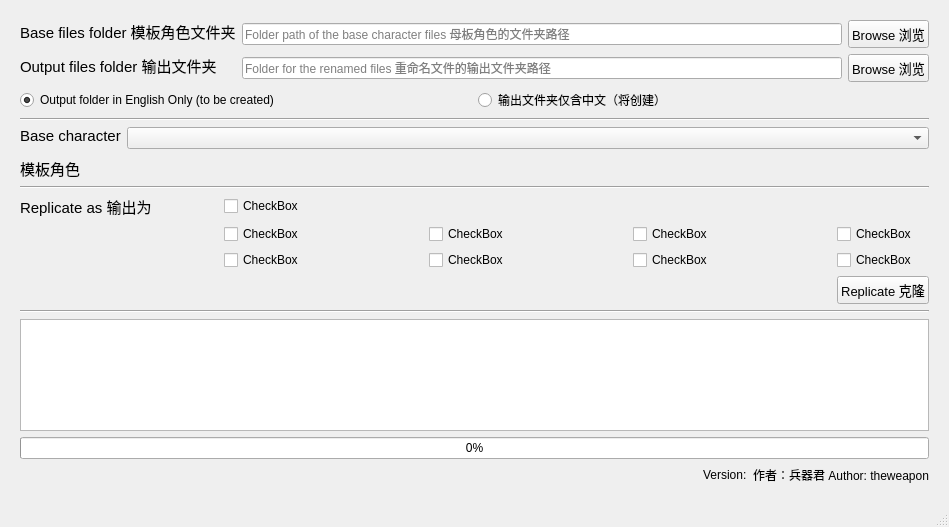
Above: gui_NRCharReplicate.ui from shintheweapon/NR-Character-Replicator before the change. Below: the same form after it.
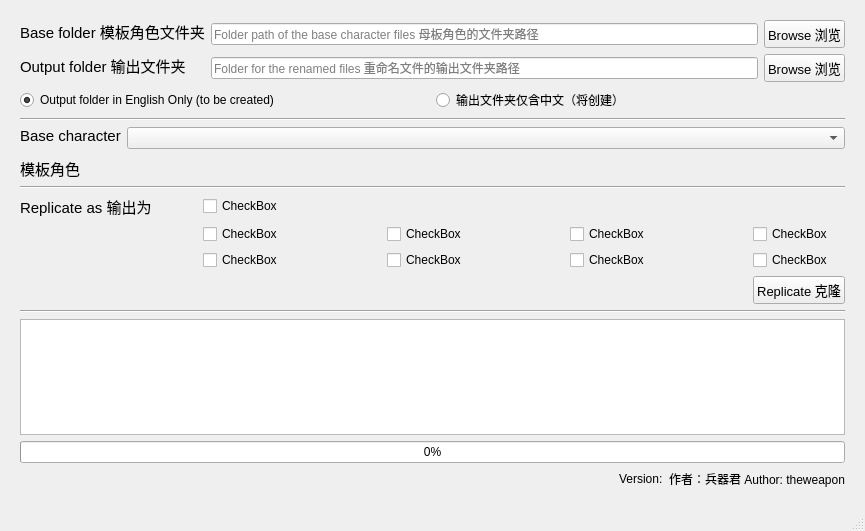
That is the form after the change.

Commit message: Readme upate

The edit to the form file:
```diff
--- a/gui_NRCharReplicate.ui
+++ b/gui_NRCharReplicate.ui
@@ -9,8 +9,8 @@
    <rect>
     <x>0</x>
     <y>0</y>
-    <width>949</width>
-    <height>527</height>
+    <width>865</width>
+    <height>531</height>
    </rect>
   </property>
   <property name="sizePolicy">
@@ -104,7 +104,7 @@
          </font>
         </property>
         <property name="text">
-         <string>&lt;html&gt;&lt;head/&gt;&lt;body&gt;&lt;p&gt;Base files folder 模板角色文件夹&lt;/p&gt;&lt;/body&gt;&lt;/html&gt;</string>
+         <string>&lt;html&gt;&lt;head/&gt;&lt;body&gt;&lt;p&gt;Base folder 模板角色文件夹&lt;/p&gt;&lt;/body&gt;&lt;/html&gt;</string>
         </property>
         <property name="textFormat">
          <enum>Qt::RichText</enum>
@@ -174,7 +174,7 @@
          </font>
         </property>
         <property name="text">
-         <string>&lt;html&gt;&lt;head/&gt;&lt;body&gt;&lt;p&gt;Output files folder 输出文件夹&lt;/p&gt;&lt;/body&gt;&lt;/html&gt;</string>
+         <string>&lt;html&gt;&lt;head/&gt;&lt;body&gt;&lt;p&gt;Output folder 输出文件夹&lt;/p&gt;&lt;/body&gt;&lt;/html&gt;</string>
         </property>
         <property name="textFormat">
          <enum>Qt::RichText</enum>
```
Left out of the diff: 9 changed lines with no effect on the pictures.
